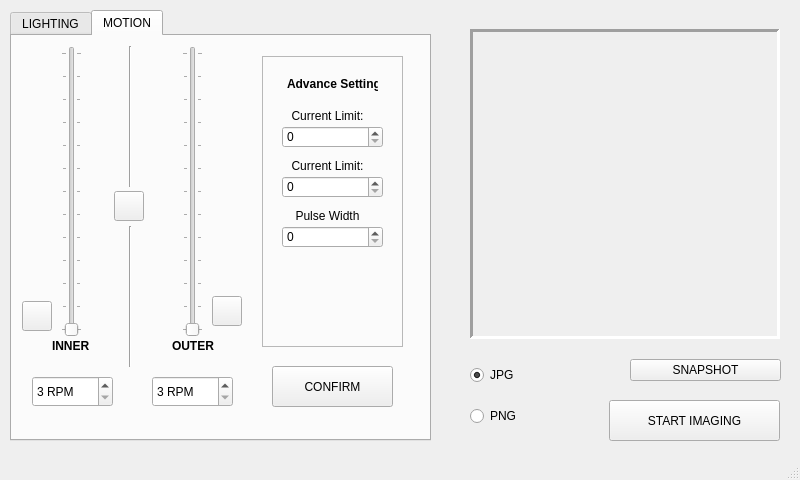
The window that _ui/Clinostat.ui (CoSE-Jerry/3D-Clinostat) describes before a commit, drawn with Qt 5.
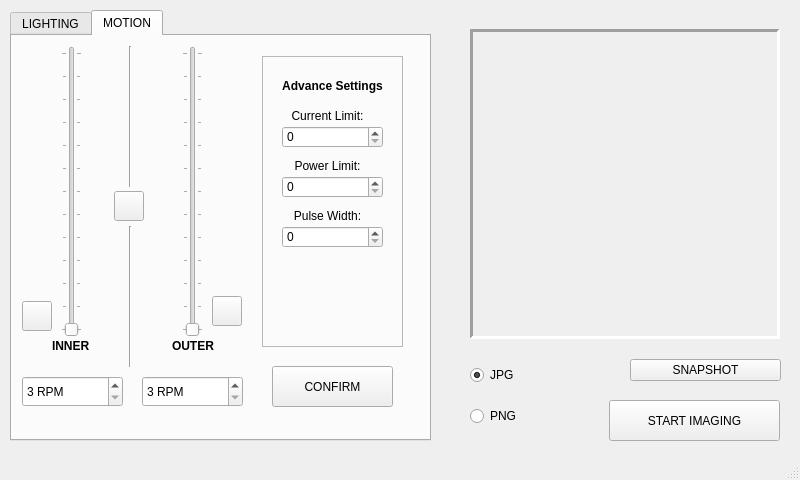
The same window after the commit. Icons and pictures are not drawn.

```diff
--- a/_ui/Clinostat.ui
+++ b/_ui/Clinostat.ui
@@ -496,9 +496,9 @@
      <widget class="QSpinBox" name="inner_spinBox">
       <property name="geometry">
        <rect>
-        <x>20</x>
+        <x>10</x>
         <y>340</y>
-        <width>81</width>
+        <width>101</width>
         <height>31</height>
        </rect>
       </property>
@@ -515,9 +515,9 @@
      <widget class="QSpinBox" name="outer_spinBox">
       <property name="geometry">
        <rect>
-        <x>140</x>
+        <x>130</x>
         <y>340</y>
-        <width>81</width>
+        <width>101</width>
         <height>31</height>
        </rect>
       </property>
@@ -638,7 +638,7 @@
         </rect>
        </property>
        <property name="text">
-        <string>&lt;html&gt;&lt;head/&gt;&lt;body&gt;&lt;p align=&quot;center&quot;&gt;Current Limit:&lt;/p&gt;&lt;/body&gt;&lt;/html&gt;</string>
+        <string>&lt;html&gt;&lt;head/&gt;&lt;body&gt;&lt;p align=&quot;center&quot;&gt;Power Limit:&lt;/p&gt;&lt;/body&gt;&lt;/html&gt;</string>
        </property>
       </widget>
       <widget class="QLabel" name="label_7">
@@ -651,16 +651,16 @@
         </rect>
        </property>
        <property name="text">
-        <string>&lt;html&gt;&lt;head/&gt;&lt;body&gt;&lt;p align=&quot;center&quot;&gt;Pulse Width&lt;/p&gt;&lt;/body&gt;&lt;/html&gt;</string>
+        <string>&lt;html&gt;&lt;head/&gt;&lt;body&gt;&lt;p align=&quot;center&quot;&gt;Pulse Width:&lt;/p&gt;&lt;/body&gt;&lt;/html&gt;</string>
        </property>
       </widget>
       <widget class="QLabel" name="label_6">
        <property name="geometry">
         <rect>
-         <x>25</x>
+         <x>15</x>
          <y>20</y>
-         <width>91</width>
-         <height>16</height>
+         <width>111</width>
+         <height>21</height>
         </rect>
        </property>
        <property name="text">
```
